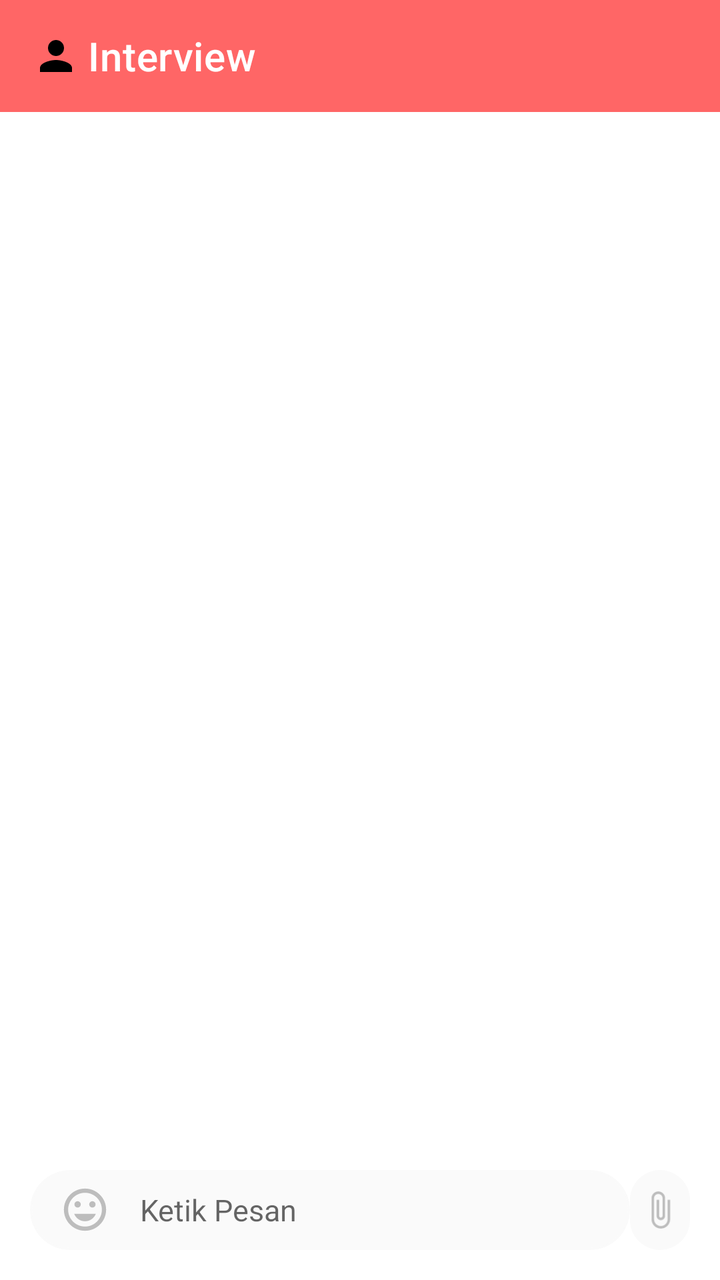
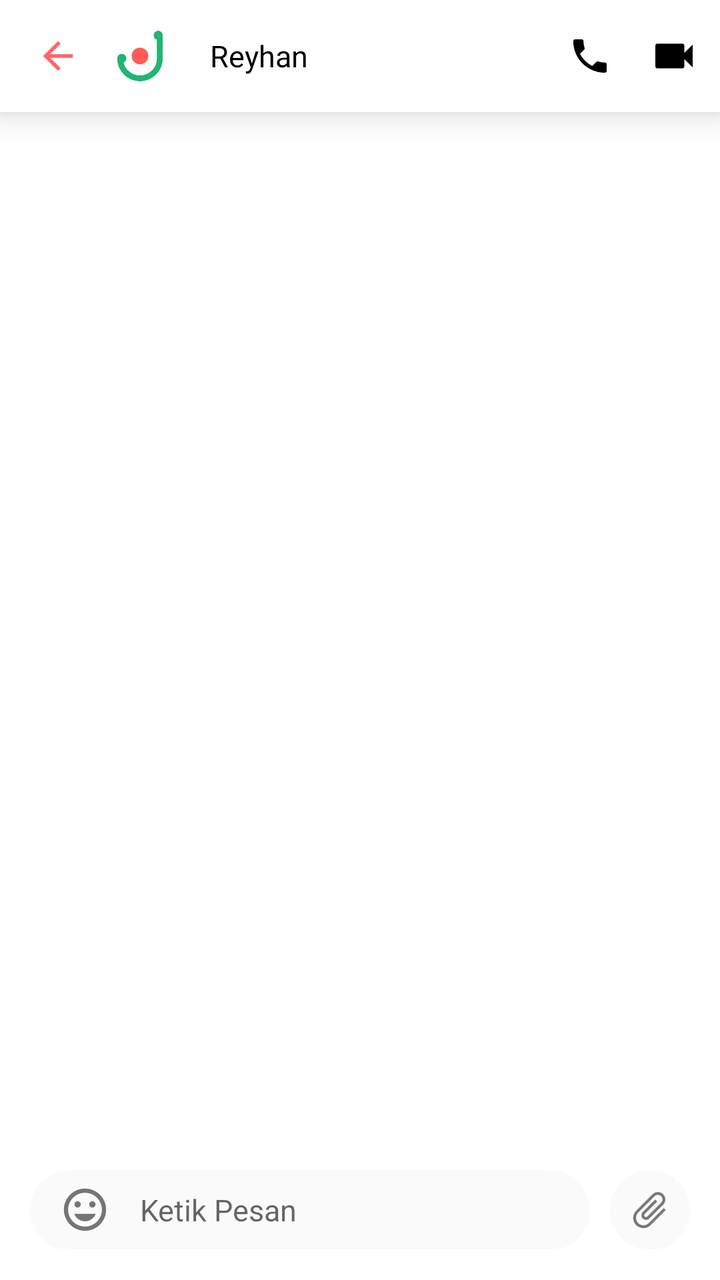

Compare the two renders of this Android layout. The source of the first and the diff that turns it into the second are given below.
<!-- AndroidManifest.xml: application theme Theme.Kerjaloka -->
<!-- res/layout/chat_page.xml -->
<?xml version="1.0" encoding="utf-8"?>
<FrameLayout xmlns:android="http://schemas.android.com/apk/res/android"
    xmlns:tools="http://schemas.android.com/tools"
    android:layout_width="match_parent"
    android:layout_height="match_parent"
    xmlns:app="http://schemas.android.com/apk/res-auto"
    tools:context=".ui.InterviewPage.InterviewPage"
    >
    <LinearLayout
        android:layout_width="match_parent"
        android:layout_height="match_parent"
        android:orientation="vertical">
    <com.google.android.material.appbar.MaterialToolbar
        android:id="@+id/mainToolbar"
        android:layout_width="match_parent"
        android:layout_height="?attr/actionBarSize"
        app:titleTextColor="@color/white"
        android:background="#FF6666"
        app:logo="@drawable/ic_account"
        app:logoScaleType="centerInside"
        app:titleMarginStart="20dp"
        app:title="Interview"/>

    <LinearLayout
        android:layout_width="match_parent"
        android:layout_height="match_parent"
        android:padding="15dp"
        android:orientation="vertical">
        <androidx.recyclerview.widget.RecyclerView
            android:layout_marginTop="10dp"
            android:id="@+id/recyclerView"
            android:layout_width="match_parent"
            android:layout_height="0dp"
            android:layout_weight=".8"
            tools:listitem="@layout/message_item" />
        <LinearLayout
            android:layout_width="match_parent"
            android:layout_height="wrap_content">
            <androidx.cardview.widget.CardView
                android:layout_width="0dp"
                android:layout_weight="1"
                android:layout_height="wrap_content"
                app:cardCornerRadius="20dp"
                app:cardElevation="0dp">
            <LinearLayout
                android:id="@+id/btn_emoji"
                android:layout_width="match_parent"
                android:layout_height="40dp"
                android:layout_weight="1"
                android:clickable="true"
                android:focusable="true"
                android:gravity="center_vertical"
                android:background="@drawable/round_background"
                android:orientation="horizontal">

                <ImageView
                    android:layout_width="25dp"
                    android:layout_height="25dp"
                    android:layout_marginHorizontal="15dp"
                    android:src="@drawable/ic_emoji"
                    tools:ignore="ContentDescription" />

                <EditText
                    android:layout_width="0dp"
                    android:layout_weight="0.8"
                    android:textSize="15dp"
                    android:background="@null"
                    android:layout_height="match_parent"
                    android:layout_gravity="center_horizontal"
                    android:hint="Ketik Pesan" />
            </LinearLayout>
            </androidx.cardview.widget.CardView>
            <androidx.cardview.widget.CardView
                android:layout_width="30dp"
                android:layout_height="match_parent"
                app:cardCornerRadius="100dp"
                app:cardElevation="0dp"
                android:layout_gravity="center">
            <ImageView
                android:layout_width="30dp"
                android:layout_height="match_parent"
                android:layout_marginHorizontal="15dp"
                android:src="@drawable/ic_attach_file"
                tools:ignore="ContentDescription"
                android:layout_gravity="center"
                android:background="#FAFAFA"
                android:padding="5dp"/>
            </androidx.cardview.widget.CardView>

        </LinearLayout>
    </LinearLayout>
    </LinearLayout>
</FrameLayout>
<!-- res/layout/message_item.xml (included above) -->
<?xml version="1.0" encoding="utf-8"?>
<LinearLayout xmlns:android="http://schemas.android.com/apk/res/android"
    android:layout_width="match_parent"
    android:layout_height="wrap_content"
    android:orientation="vertical"
    android:layout_marginBottom="10dp"
    android:layout_marginTop="5dp"
    >
    <LinearLayout
        android:layout_width="wrap_content"
        android:paddingTop="6dp"
        android:paddingBottom="6dp"
        android:paddingRight="20dp"
        android:paddingLeft="20dp"
        android:background="@drawable/right_message1"
        android:layout_height="wrap_content"
        android:layout_marginBottom="5dp"
        >
          <TextView
                android:id="@+id/message"
                android:layout_width="wrap_content"
                android:layout_height="wrap_content"
                android:text="Reyhan Keren Abizzz"
                android:textSize="12dp"
                android:textFontWeight="900"
               android:fontFamily="@font/poppins"/>

    </LinearLayout>
    <TextView
        android:layout_width="wrap_content"
        android:layout_height="wrap_content"
        android:text="Terkirim 11:09"
        android:textSize="11dp"
        android:textFontWeight="200"

        android:fontFamily="@font/poppins"
        />

</LinearLayout>
<!-- resources referenced by this layout -->
<resources>
  <!-- drawable ic_account (drawable) -->
  <vector android:height="24dp" android:tint="#000000"
      android:viewportHeight="24" android:viewportWidth="24"
      android:width="24dp" xmlns:android="http://schemas.android.com/apk/res/android">
      <path android:fillColor="@android:color/white" android:pathData="M12,12c2.21,0 4,-1.79 4,-4s-1.79,-4 -4,-4 -4,1.79 -4,4 1.79,4 4,4zM12,14c-2.67,0 -8,1.34 -8,4v2h16v-2c0,-2.66 -5.33,-4 -8,-4z"/>
  </vector>
  <!-- drawable ic_attach_file (drawable-anydpi-v24) -->
  <vector xmlns:android="http://schemas.android.com/apk/res/android"
      android:width="24dp"
      android:height="24dp"
      android:viewportWidth="24"
      android:viewportHeight="24"
      android:tint="@color/gray_400">
    <group android:scaleX="1.0132159"
        android:scaleY="1.0132159"
        android:translateX="-0.1585903"
        android:translateY="-0.1585903">
      <path
          android:fillColor="@android:color/white"
          android:pathData="M16.5,6v11.5c0,2.21 -1.79,4 -4,4s-4,-1.79 -4,-4V5c0,-1.38 1.12,-2.5 2.5,-2.5s2.5,1.12 2.5,2.5v10.5c0,0.55 -0.45,1 -1,1s-1,-0.45 -1,-1V6H10v9.5c0,1.38 1.12,2.5 2.5,2.5s2.5,-1.12 2.5,-2.5V5c0,-2.21 -1.79,-4 -4,-4S7,2.79 7,5v12.5c0,3.04 2.46,5.5 5.5,5.5s5.5,-2.46 5.5,-5.5V6h-1.5z"/>
    </group>
  </vector>
  <!-- drawable ic_emoji (drawable-anydpi-v24) -->
  <vector xmlns:android="http://schemas.android.com/apk/res/android"
      android:width="24dp"
      android:height="24dp"
      android:viewportWidth="24"
      android:viewportHeight="24"
      android:tint="@color/gray_400">
    <group android:scaleX="1.0132159"
        android:scaleY="1.0132159"
        android:translateX="-0.1585903"
        android:translateY="-0.1585903">
      <path
          android:fillColor="@android:color/white"
          android:pathData="M11.99,2C6.47,2 2,6.48 2,12s4.47,10 9.99,10C17.52,22 22,17.52 22,12S17.52,2 11.99,2zM12,20c-4.42,0 -8,-3.58 -8,-8s3.58,-8 8,-8 8,3.58 8,8 -3.58,8 -8,8zM15.5,11c0.83,0 1.5,-0.67 1.5,-1.5S16.33,8 15.5,8 14,8.67 14,9.5s0.67,1.5 1.5,1.5zM8.5,11c0.83,0 1.5,-0.67 1.5,-1.5S9.33,8 8.5,8 7,8.67 7,9.5 7.67,11 8.5,11zM12,17.5c2.33,0 4.31,-1.46 5.11,-3.5L6.89,14c0.8,2.04 2.78,3.5 5.11,3.5z"/>
    </group>
  </vector>
  <!-- drawable right_message1 (drawable) -->
  <shape
      xmlns:android="http://schemas.android.com/apk/res/android"
      android:shape="rectangle">
  
      <corners android:bottomLeftRadius="50dp"
          android:bottomRightRadius="50dp"
          android:topLeftRadius="50dp"/>
      <solid android:color="#FFDEDE" />
  </shape>
  <color name="gray_400">#FFBDBDBD</color>
  <!-- unchanged entries left out for length: 5 -->
</resources>

<!-- the commit's change to res/layout/chat_page.xml (unified diff, before → after) -->
@@ -3,23 +3,78 @@
     xmlns:tools="http://schemas.android.com/tools"
     android:layout_width="match_parent"
     android:layout_height="match_parent"
+    android:id="@+id/chat_page"
     xmlns:app="http://schemas.android.com/apk/res-auto"
-    tools:context=".ui.InterviewPage.InterviewPage"
+    tools:context=".ui.InterviewPage.ChatPage.ChatPage"
     >
     <LinearLayout
         android:layout_width="match_parent"
         android:layout_height="match_parent"
         android:orientation="vertical">
     <com.google.android.material.appbar.MaterialToolbar
-        android:id="@+id/mainToolbar"
+        android:id="@+id/chatToolbar"
         android:layout_width="match_parent"
         android:layout_height="?attr/actionBarSize"
-        app:titleTextColor="@color/white"
-        android:background="#FF6666"
-        app:logo="@drawable/ic_account"
+        android:background="@color/white"
         app:logoScaleType="centerInside"
         app:titleMarginStart="20dp"
-        app:title="Interview"/>
+        android:elevation="10dp">
+        <LinearLayout
+            android:layout_width="match_parent"
+            android:layout_height="match_parent"
+            android:padding="2dp"
+            android:orientation="horizontal">
+            <ImageButton
+                android:id="@+id/backButton"
+                android:layout_width="22dp"
+                android:layout_marginRight="10dp"
+                android:layout_gravity="center"
+                android:background="@drawable/back_primary_icon"
+                android:layout_height="22dp"/>
+            <androidx.cardview.widget.CardView
+                android:layout_width="40dp"
+                android:layout_height="40dp"
+                android:layout_marginRight="15dp"
+                android:layout_gravity="center"
+                app:cardElevation="0dp"
+                app:cardCornerRadius="100dp"
+                >
+                <ImageView
+                    android:layout_width="match_parent"
+                    android:layout_height="match_parent"
+                    android:id="@+id/userPhoto"
+                    android:src="@drawable/kerjaloka_logo_small"
+                    android:scaleType="centerInside"
+                    />
+            </androidx.cardview.widget.CardView>
+            <TextView
+                android:layout_gravity="center"
+                android:gravity="center_vertical"
+                android:layout_width="0dp"
+                android:layout_height="match_parent"
+                android:layout_weight=".8"
+                android:fontFamily="@font/poppins_semibold"
+                android:text="Reyhan"
+                android:textSize="15dp"
+                android:id="@+id/title"
+                android:ellipsize="end"
+                android:singleLine="true"
+                android:textColor="@color/black"
+                />
+            <ImageButton
+                android:layout_width="22dp"
+                android:layout_marginRight="20dp"
+                android:layout_gravity="center"
+                android:background="@drawable/phone_icon"
+                android:layout_height="22dp"/>
+            <ImageButton
+                android:layout_width="22dp"
+                android:layout_gravity="center"
+                android:background="@drawable/video_call_icon"
+                android:layout_marginRight="10dp"
+                android:layout_height="22dp"/>
+        </LinearLayout>
+    </com.google.android.material.appbar.MaterialToolbar>
 
     <LinearLayout
         android:layout_width="match_parent"
@@ -32,7 +87,7 @@
             android:layout_width="match_parent"
             android:layout_height="0dp"
             android:layout_weight=".8"
-            tools:listitem="@layout/message_item" />
+            tools:listitem="@layout/message_right1" />
         <LinearLayout
             android:layout_width="match_parent"
             android:layout_height="wrap_content">
@@ -41,6 +96,8 @@
                 android:layout_weight="1"
                 android:layout_height="wrap_content"
                 app:cardCornerRadius="20dp"
+                android:layout_marginRight="10dp"
+
                 app:cardElevation="0dp">
             <LinearLayout
                 android:id="@+id/btn_emoji"
@@ -53,13 +110,12 @@
                 android:background="@drawable/round_background"
                 android:orientation="horizontal">
 
-                <ImageView
+                <ImageButton
                     android:layout_width="25dp"
                     android:layout_height="25dp"
                     android:layout_marginHorizontal="15dp"
-                    android:src="@drawable/ic_emoji"
-                    tools:ignore="ContentDescription" />
-
+                    android:background="@drawable/ic_emoji"
+                    />
                 <EditText
                     android:layout_width="0dp"
                     android:layout_weight="0.8"
@@ -71,34 +127,37 @@
             </LinearLayout>
             </androidx.cardview.widget.CardView>
             <androidx.cardview.widget.CardView
-                android:layout_width="30dp"
+                android:layout_width="40dp"
                 android:layout_height="match_parent"
                 app:cardCornerRadius="100dp"
                 app:cardElevation="0dp"
                 android:layout_gravity="center">
             <ImageView
-                android:layout_width="30dp"
+                android:layout_width="50dp"
                 android:layout_height="match_parent"
                 android:layout_marginHorizontal="15dp"
                 android:src="@drawable/ic_attach_file"
                 tools:ignore="ContentDescription"
                 android:layout_gravity="center"
                 android:background="#FAFAFA"
-                android:padding="5dp"/>
+                android:rotation="45"
+                android:padding="9dp"
+                />
             </androidx.cardview.widget.CardView>
 
         </LinearLayout>
     </LinearLayout>
     </LinearLayout>
 </FrameLayout>
-<!-- res/layout/message_item.xml (included above) -->
+<!-- res/layout/message_right1.xml (included above) -->
 <?xml version="1.0" encoding="utf-8"?>
 <LinearLayout xmlns:android="http://schemas.android.com/apk/res/android"
     android:layout_width="match_parent"
     android:layout_height="wrap_content"
     android:orientation="vertical"
-    android:layout_marginBottom="10dp"
-    android:layout_marginTop="5dp"
+    android:gravity="end"
+    android:paddingRight="7dp"
+    android:paddingLeft="30dp"
     >
     <LinearLayout
         android:layout_width="wrap_content"
@@ -126,6 +185,7 @@
         android:text="Terkirim 11:09"
         android:textSize="11dp"
         android:textFontWeight="200"
+        android:id="@+id/createdOn"
 
         android:fontFamily="@font/poppins"
         />
<!-- resource entries referenced after the edit -->
@@ -1,10 +1,21 @@
 <!-- resources referenced by this layout -->
 <resources>
-  <!-- drawable ic_account (drawable) -->
-  <vector android:height="24dp" android:tint="#000000"
-      android:viewportHeight="24" android:viewportWidth="24"
-      android:width="24dp" xmlns:android="http://schemas.android.com/apk/res/android">
-      <path android:fillColor="@android:color/white" android:pathData="M12,12c2.21,0 4,-1.79 4,-4s-1.79,-4 -4,-4 -4,1.79 -4,4 1.79,4 4,4zM12,14c-2.67,0 -8,1.34 -8,4v2h16v-2c0,-2.66 -5.33,-4 -8,-4z"/>
+  <!-- drawable back_primary_icon (drawable) -->
+  <vector xmlns:android="http://schemas.android.com/apk/res/android"
+      android:width="24dp"
+      android:height="24dp"
+      android:viewportWidth="24"
+      android:viewportHeight="24"
+      android:tint="#FF6666"
+      android:autoMirrored="true">
+      <group android:scaleX="1.0132159"
+          android:scaleY="1.0132159"
+          android:translateX="-0.1585903"
+          android:translateY="-0.1585903">
+          <path
+              android:fillColor="@android:color/white"
+              android:pathData="M20,11H7.83l5.59,-5.59L12,4l-8,8 8,8 1.41,-1.41L7.83,13H20v-2z"/>
+      </group>
   </vector>
   <!-- drawable ic_attach_file (drawable-anydpi-v24) -->
   <vector xmlns:android="http://schemas.android.com/apk/res/android"
@@ -12,7 +23,7 @@
       android:height="24dp"
       android:viewportWidth="24"
       android:viewportHeight="24"
-      android:tint="@color/gray_400">
+      android:tint="@color/gray_600">
     <group android:scaleX="1.0132159"
         android:scaleY="1.0132159"
         android:translateX="-0.1585903"
@@ -28,7 +39,7 @@
       android:height="24dp"
       android:viewportWidth="24"
       android:viewportHeight="24"
-      android:tint="@color/gray_400">
+      android:tint="@color/gray_600">
     <group android:scaleX="1.0132159"
         android:scaleY="1.0132159"
         android:translateX="-0.1585903"
@@ -38,17 +49,50 @@
           android:pathData="M11.99,2C6.47,2 2,6.48 2,12s4.47,10 9.99,10C17.52,22 22,17.52 22,12S17.52,2 11.99,2zM12,20c-4.42,0 -8,-3.58 -8,-8s3.58,-8 8,-8 8,3.58 8,8 -3.58,8 -8,8zM15.5,11c0.83,0 1.5,-0.67 1.5,-1.5S16.33,8 15.5,8 14,8.67 14,9.5s0.67,1.5 1.5,1.5zM8.5,11c0.83,0 1.5,-0.67 1.5,-1.5S9.33,8 8.5,8 7,8.67 7,9.5 7.67,11 8.5,11zM12,17.5c2.33,0 4.31,-1.46 5.11,-3.5L6.89,14c0.8,2.04 2.78,3.5 5.11,3.5z"/>
     </group>
   </vector>
+  <!-- drawable kerjaloka_logo_small: png bitmap (drawable, 9204 bytes) -->
+  <!-- drawable phone_icon (drawable) -->
+  <vector xmlns:android="http://schemas.android.com/apk/res/android"
+      android:width="24dp"
+      android:height="24dp"
+      android:viewportWidth="24"
+      android:viewportHeight="24"
+      android:tint="#000000">
+      <group android:scaleX="1.0132159"
+          android:scaleY="1.0132159"
+          android:translateX="-0.1585903"
+          android:translateY="-0.1585903">
+          <path
+              android:fillColor="@android:color/white"
+              android:pathData="M6.62,10.79c1.44,2.83 3.76,5.14 6.59,6.59l2.2,-2.2c0.27,-0.27 0.67,-0.36 1.02,-0.24 1.12,0.37 2.33,0.57 3.57,0.57 0.55,0 1,0.45 1,1V20c0,0.55 -0.45,1 -1,1 -9.39,0 -17,-7.61 -17,-17 0,-0.55 0.45,-1 1,-1h3.5c0.55,0 1,0.45 1,1 0,1.25 0.2,2.45 0.57,3.57 0.11,0.35 0.03,0.74 -0.25,1.02l-2.2,2.2z"/>
+      </group>
+  </vector>
   <!-- drawable right_message1 (drawable) -->
   <shape
       xmlns:android="http://schemas.android.com/apk/res/android"
       android:shape="rectangle">
   
-      <corners android:bottomLeftRadius="50dp"
-          android:bottomRightRadius="50dp"
-          android:topLeftRadius="50dp"/>
+      <corners android:bottomLeftRadius="30dp"
+          android:bottomRightRadius="30dp"
+          android:topLeftRadius="30dp"/>
       <solid android:color="#FFDEDE" />
   </shape>
-  <color name="gray_400">#FFBDBDBD</color>
+  <!-- drawable video_call_icon (drawable) -->
+  <vector xmlns:android="http://schemas.android.com/apk/res/android"
+      android:width="24dp"
+      android:height="24dp"
+      android:viewportWidth="24"
+      android:viewportHeight="24"
+      android:tint="#000000">
+      <group android:scaleX="1.127451"
+          android:scaleY="1.127451"
+          android:translateX="-1.5294118"
+          android:translateY="-1.5294118">
+          <path
+              android:fillColor="@android:color/white"
+              android:pathData="M17,10.5V7c0,-0.55 -0.45,-1 -1,-1H4c-0.55,0 -1,0.45 -1,1v10c0,0.55 0.45,1 1,1h12c0.55,0 1,-0.45 1,-1v-3.5l4,4v-11l-4,4z"/>
+      </group>
+  </vector>
+  <color name="gray_600">#FF757575</color>
   <!-- unchanged entries left out for length: 5 -->
 </resources>
 
